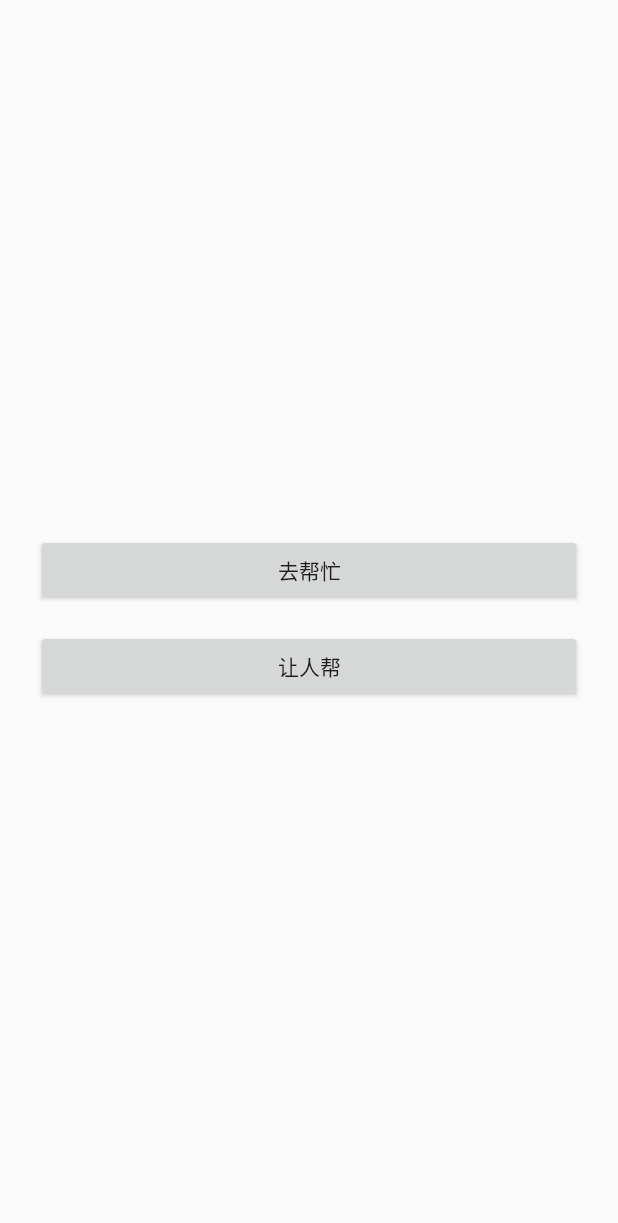
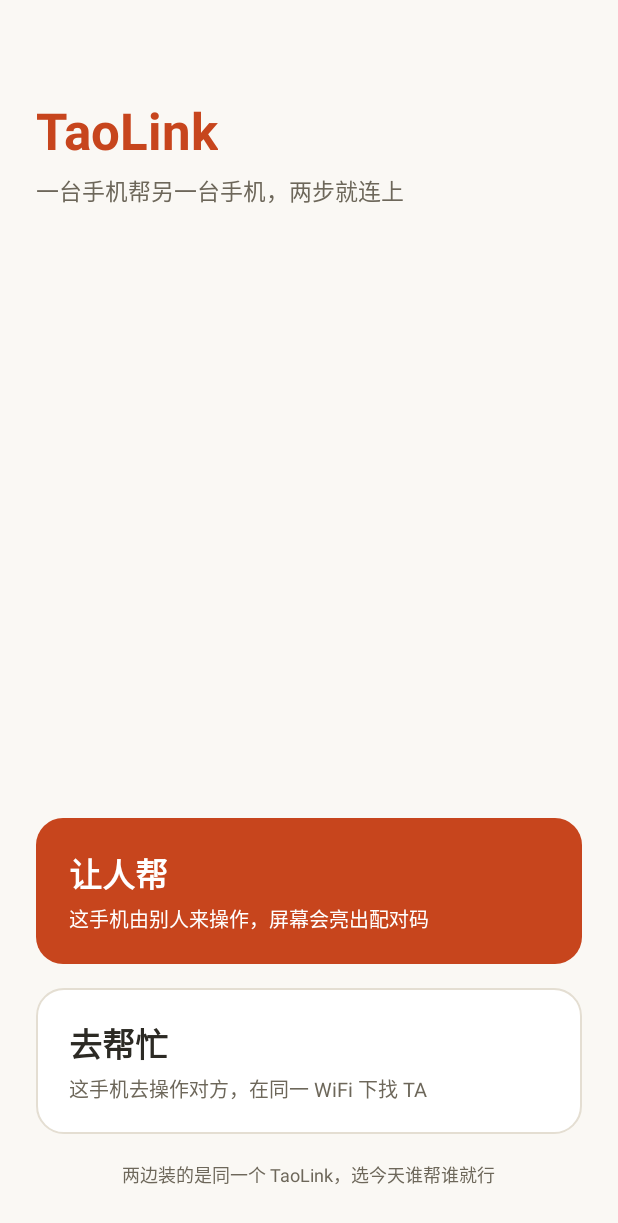
Before and after one commit to T13424343468/taolink-cloud-test, an Android app: the screen it shows after launch (MainActivity), on a phone screen of 412 x 824 dp. Shown: the top 1223 px of the screen. Run offline under Robolectric (Android 15) with nearby library versions, the phone set to English and light mode, and no system bars.

Commit message:
ui(revamp): 首屏与配对码页视觉翻新——首屏品牌头+两张角色大卡（让人帮主色/去帮忙描边+副文案），配对码页深色药丸大字码+亮屏提醒，统一暖米底/陶土主色/圆角卡片/浅色状态栏；ID 不变，本地 assembleDebug 绿

```diff
--- /dev/null
+++ b/app/src/main/res/drawable/bg_btn_primary.xml
@@ -0,0 +1,5 @@
+<?xml version="1.0" encoding="utf-8"?>
+<shape xmlns:android="http://schemas.android.com/apk/res/android" android:shape="rectangle">
+    <solid android:color="@color/brand_accent" />
+    <corners android:radius="18dp" />
+</shape>
--- /dev/null
+++ b/app/src/main/res/drawable/bg_btn_secondary.xml
@@ -0,0 +1,6 @@
+<?xml version="1.0" encoding="utf-8"?>
+<shape xmlns:android="http://schemas.android.com/apk/res/android" android:shape="rectangle">
+    <solid android:color="@color/brand_card" />
+    <stroke android:width="1dp" android:color="@color/brand_outline" />
+    <corners android:radius="18dp" />
+</shape>
--- /dev/null
+++ b/app/src/main/res/drawable/bg_card.xml
@@ -0,0 +1,5 @@
+<?xml version="1.0" encoding="utf-8"?>
+<shape xmlns:android="http://schemas.android.com/apk/res/android" android:shape="rectangle">
+    <solid android:color="@color/brand_card" />
+    <corners android:radius="20dp" />
+</shape>
--- /dev/null
+++ b/app/src/main/res/drawable/bg_code_pill.xml
@@ -0,0 +1,5 @@
+<?xml version="1.0" encoding="utf-8"?>
+<shape xmlns:android="http://schemas.android.com/apk/res/android" android:shape="rectangle">
+    <solid android:color="@color/brand_text" />
+    <corners android:radius="24dp" />
+</shape>
--- a/app/src/main/res/layout/activity_main.xml
+++ b/app/src/main/res/layout/activity_main.xml
@@ -1,21 +1,98 @@
 <?xml version="1.0" encoding="utf-8"?>
+<!-- 首屏角色选择：品牌头 + 两张大卡（让人帮 = 主色 / 去帮忙 = 描边） -->
 <LinearLayout xmlns:android="http://schemas.android.com/apk/res/android"
     android:layout_width="match_parent"
     android:layout_height="match_parent"
-    android:gravity="center"
+    android:background="@color/brand_bg"
     android:orientation="vertical"
     android:padding="24dp">
 
-    <Button
+    <TextView
+        android:layout_width="wrap_content"
+        android:layout_height="wrap_content"
+        android:layout_marginTop="40dp"
+        android:text="@string/app_name"
+        android:textColor="@color/brand_accent"
+        android:textSize="34sp"
+        android:textStyle="bold" />
+
+    <TextView
+        android:layout_width="wrap_content"
+        android:layout_height="wrap_content"
+        android:layout_marginTop="6dp"
+        android:text="@string/main_tagline"
+        android:textColor="@color/brand_text_sub"
+        android:textSize="15sp" />
+
+    <View
+        android:layout_width="0dp"
+        android:layout_height="0dp"
+        android:layout_weight="1" />
+
+    <LinearLayout
+        android:id="@+id/btn_controlled"
+        android:layout_width="match_parent"
+        android:layout_height="wrap_content"
+        android:background="@drawable/bg_btn_primary"
+        android:orientation="vertical"
+        android:paddingLeft="22dp"
+        android:paddingTop="20dp"
+        android:paddingRight="22dp"
+        android:paddingBottom="20dp">
+
+        <TextView
+            android:layout_width="wrap_content"
+            android:layout_height="wrap_content"
+            android:text="@string/role_controlled"
+            android:textColor="@color/brand_on_accent"
+            android:textSize="22sp"
+            android:textStyle="bold" />
+
+        <TextView
+            android:layout_width="wrap_content"
+            android:layout_height="wrap_content"
+            android:layout_marginTop="3dp"
+            android:text="@string/role_controlled_aux"
+            android:textColor="@color/brand_on_accent"
+            android:textSize="13sp" />
+    </LinearLayout>
+
+    <LinearLayout
         android:id="@+id/btn_help"
         android:layout_width="match_parent"
         android:layout_height="wrap_content"
-        android:text="@string/role_help" />
+        android:layout_marginTop="16dp"
+        android:background="@drawable/bg_btn_secondary"
+        android:orientation="vertical"
+        android:paddingLeft="22dp"
+        android:paddingTop="20dp"
+        android:paddingRight="22dp"
+        android:paddingBottom="20dp">
 
-    <Button
-        android:id="@+id/btn_controlled"
-        android:layout_width="match_parent"
+        <TextView
+            android:layout_width="wrap_content"
+            android:layout_height="wrap_content"
+            android:text="@string/role_help"
+            android:textColor="@color/brand_text"
+            android:textSize="22sp"
+            android:textStyle="bold" />
+
+        <TextView
+            android:layout_width="wrap_content"
+            android:layout_height="wrap_content"
+            android:layout_marginTop="3dp"
+            android:text="@string/role_help_aux"
+            android:textColor="@color/brand_text_sub"
+            android:textSize="13sp" />
+    </LinearLayout>
+
+    <TextView
+        android:layout_width="wrap_content"
         android:layout_height="wrap_content"
-        android:layout_marginTop="16dp"
-        android:text="@string/role_controlled" />
+        android:layout_gravity="center_horizontal"
+        android:layout_marginTop="18dp"
+        android:layout_marginBottom="8dp"
+        android:text="@string/main_role_note"
+        android:textColor="@color/brand_text_sub"
+        android:textSize="12sp" />
 </LinearLayout>
--- /dev/null
+++ b/app/src/main/res/values/colors.xml
@@ -0,0 +1,12 @@
+<?xml version="1.0" encoding="utf-8"?>
+<resources>
+    <color name="brand_bg">#FAF8F4</color>
+    <color name="brand_text">#2C2A24</color>
+    <color name="brand_text_sub">#6D675A</color>
+    <color name="brand_card">#FFFFFF</color>
+    <color name="brand_card_soft">#F6F5F1</color>
+    <color name="brand_accent">#C7451D</color>
+    <color name="brand_accent_dark">#A23614</color>
+    <color name="brand_on_accent">#FFFFFF</color>
+    <color name="brand_outline">#E4DED2</color>
+</resources>
--- a/app/src/main/res/values/strings.xml
+++ b/app/src/main/res/values/strings.xml
@@ -106,4 +106,9 @@
     <string name="file_pick">选文件</string>
     <string name="file_pick_failed">文件读取失败，请重选</string>
     <string name="file_back">返回</string>
+    <string name="main_tagline">一台手机帮另一台手机，两步就连上</string>
+    <string name="role_controlled_aux">这手机由别人来操作，屏幕会亮出配对码</string>
+    <string name="role_help_aux">这手机去操作对方，在同一 WiFi 下找 TA</string>
+    <string name="main_role_note">两边装的是同一个 TaoLink，选今天谁帮谁就行</string>
+    <string name="pair_keep_screen">保持这页亮着，等对方输码。号码每次连接都会换。</string>
 </resources>
--- a/app/src/main/res/values/themes.xml
+++ b/app/src/main/res/values/themes.xml
@@ -1,3 +1,9 @@
 <resources>
-    <style name="Theme.TaoLink" parent="Theme.AppCompat.Light.NoActionBar" />
+    <style name="Theme.TaoLink" parent="Theme.AppCompat.Light.NoActionBar">
+        <item name="android:windowBackground">@color/brand_bg</item>
+        <item name="android:statusBarColor">@color/brand_bg</item>
+        <item name="android:windowLightStatusBar">true</item>
+        <item name="colorPrimary">@color/brand_accent</item>
+        <item name="colorAccent">@color/brand_accent</item>
+    </style>
 </resources>
```
Also changed, not shown: app/src/main/res/layout/activity_pair_code.xml (+42 -7 lines).
